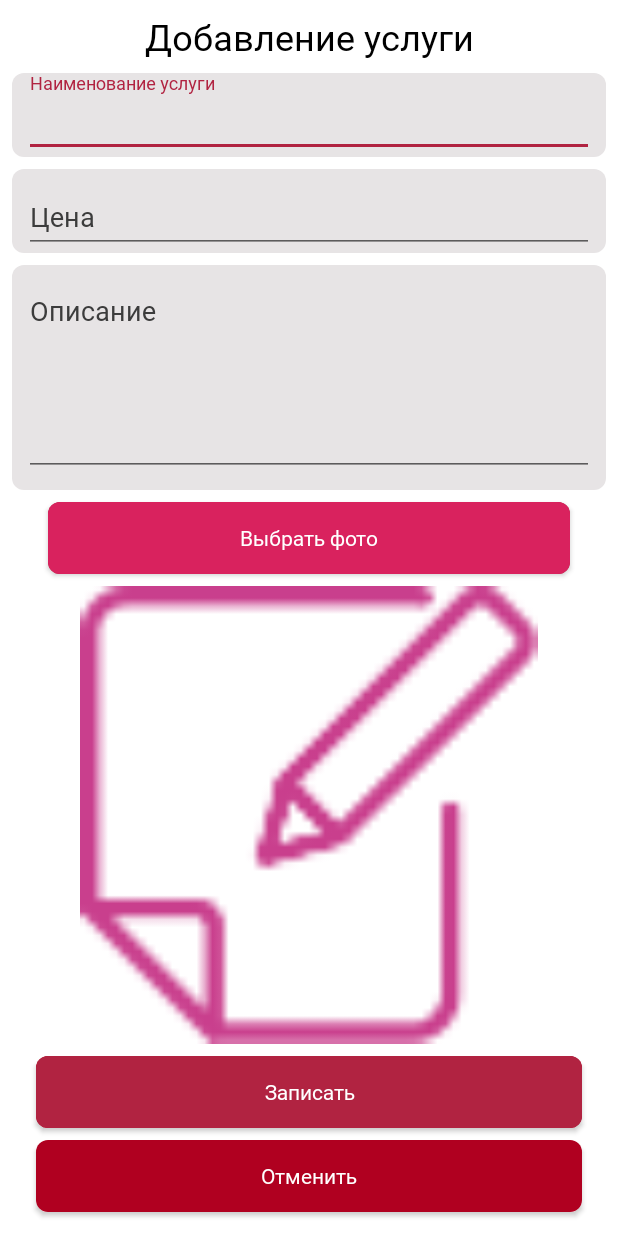
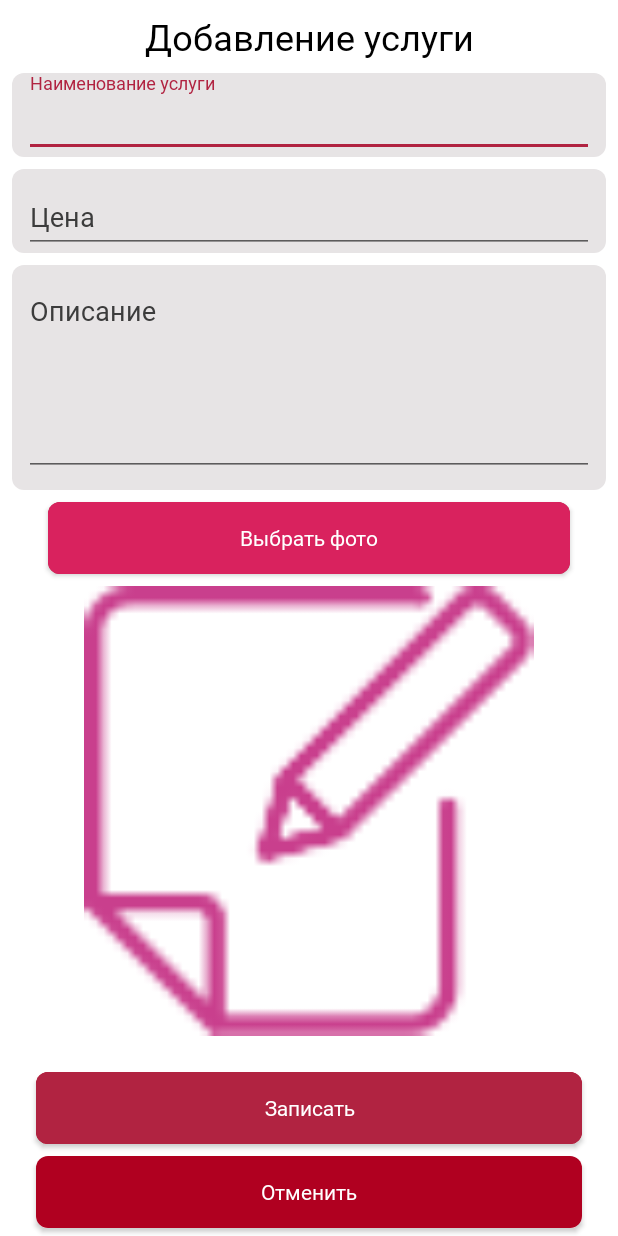
Before and after one commit to BratGit/RPKPolyclinic, an Android app: the layout fragment_doctor_service_adding.xml on its own in the app's theme, with its tools: preview values and no code run, on a phone screen of 412 x 824 dp. Run offline under Robolectric (Android 15) with nearby library versions, the phone set to English and light mode, and no system bars; Roboto replaces fonts that are not available here.

Commit message:
fixed service adding view

```diff
--- a/app/src/main/AndroidManifest.xml
+++ b/app/src/main/AndroidManifest.xml
@@ -37,7 +37,8 @@
         <activity android:name=".activities.MainActivity" />
         <activity
             android:name=".activities.DoctorActivity"
-            android:parentActivityName=".activities.ClinicActivity"/>
+            android:parentActivityName=".activities.ClinicActivity"
+            android:windowSoftInputMode="adjustPan"/>
         <activity
             android:name=".activities.ServiceInfoActivity"
             android:parentActivityName=".activities.ServiceInfoActivity" />
--- a/app/src/main/res/layout/fragment_doctor_service_adding.xml
+++ b/app/src/main/res/layout/fragment_doctor_service_adding.xml
@@ -1,25 +1,14 @@
 <?xml version="1.0" encoding="utf-8"?>
-<androidx.constraintlayout.widget.ConstraintLayout
-    xmlns:android="http://schemas.android.com/apk/res/android"
+<androidx.core.widget.NestedScrollView xmlns:android="http://schemas.android.com/apk/res/android"
     xmlns:app="http://schemas.android.com/apk/res-auto"
     xmlns:tools="http://schemas.android.com/tools"
     android:layout_width="match_parent"
     android:layout_height="match_parent"
     android:background="@color/white">
 
-    <!--    <LinearLayout-->
-<!--        android:id="@+id/linear_layout"-->
-<!--        android:layout_width="match_parent"-->
-<!--        android:layout_height="wrap_content"-->
-<!--        android:layout_alignParentTop="true"-->
-<!--        android:layout_centerHorizontal="true"-->
-<!--        android:layout_margin="8dp"-->
-<!--        android:layout_marginBottom="8dp"-->
-<!--        android:orientation="vertical"-->
-<!--        app:layout_constraintBottom_toTopOf="@+id/service_photo_iv"-->
-<!--        app:layout_constraintEnd_toEndOf="parent"-->
-<!--        app:layout_constraintStart_toStartOf="parent"-->
-<!--        app:layout_constraintTop_toTopOf="parent">-->
+    <androidx.constraintlayout.widget.ConstraintLayout
+        android:layout_width="match_parent"
+        android:layout_height="match_parent">
 
         <TextView
             android:id="@+id/adding_position_full_name_tv"
@@ -35,8 +24,6 @@
             app:layout_constraintEnd_toEndOf="parent"
             app:layout_constraintStart_toStartOf="parent"
             app:layout_constraintTop_toTopOf="parent" />
-
-    <!--    </LinearLayout>-->
 
         <com.google.android.material.textfield.TextInputLayout
             android:id="@+id/service_name_layout"
@@ -142,6 +129,7 @@
             android:text="@string/choose_photo"
             android:textAllCaps="false"
             android:textColor="@color/white"
+            app:layout_constraintBottom_toTopOf="@id/service_photo_iv"
             app:layout_constraintEnd_toEndOf="parent"
             app:layout_constraintStart_toStartOf="parent"
             app:layout_constraintTop_toBottomOf="@+id/textInputLayout2" />
@@ -149,7 +137,7 @@
         <ImageView
             android:id="@+id/service_photo_iv"
             android:layout_width="0dp"
-        android:layout_height="0dp"
+            android:layout_height="300dp"
             android:layout_gravity="center_horizontal"
             android:layout_marginTop="8dp"
             android:layout_marginBottom="8dp"
@@ -166,6 +154,7 @@
             android:layout_height="wrap_content"
             android:layout_above="@id/cancel_button"
             android:layout_marginStart="24dp"
+            android:layout_marginTop="16dp"
             android:layout_marginEnd="24dp"
             android:layout_marginBottom="8dp"
             android:background="@drawable/button_main_background"
@@ -175,7 +164,8 @@
             android:textColor="@color/white"
             app:layout_constraintBottom_toTopOf="@+id/cancel_button"
             app:layout_constraintEnd_toEndOf="parent"
-        app:layout_constraintStart_toStartOf="parent" />
+            app:layout_constraintStart_toStartOf="parent"
+            app:layout_constraintTop_toBottomOf="@id/service_photo_iv" />
 
         <Button
             android:id="@+id/cancel_button"
@@ -184,7 +174,7 @@
             android:layout_alignParentBottom="true"
             android:layout_marginStart="24dp"
             android:layout_marginEnd="24dp"
-        android:layout_marginBottom="16dp"
+            android:layout_marginBottom="32dp"
             android:background="@drawable/button_cancel_background"
             android:fontFamily="@font/sfui_semibold"
             android:text="@string/cancel"
@@ -195,3 +185,5 @@
             app:layout_constraintStart_toStartOf="parent" />
 
     </androidx.constraintlayout.widget.ConstraintLayout>
+
+</androidx.core.widget.NestedScrollView>
```
Lines whose indentation alone changed are shown as unchanged.
